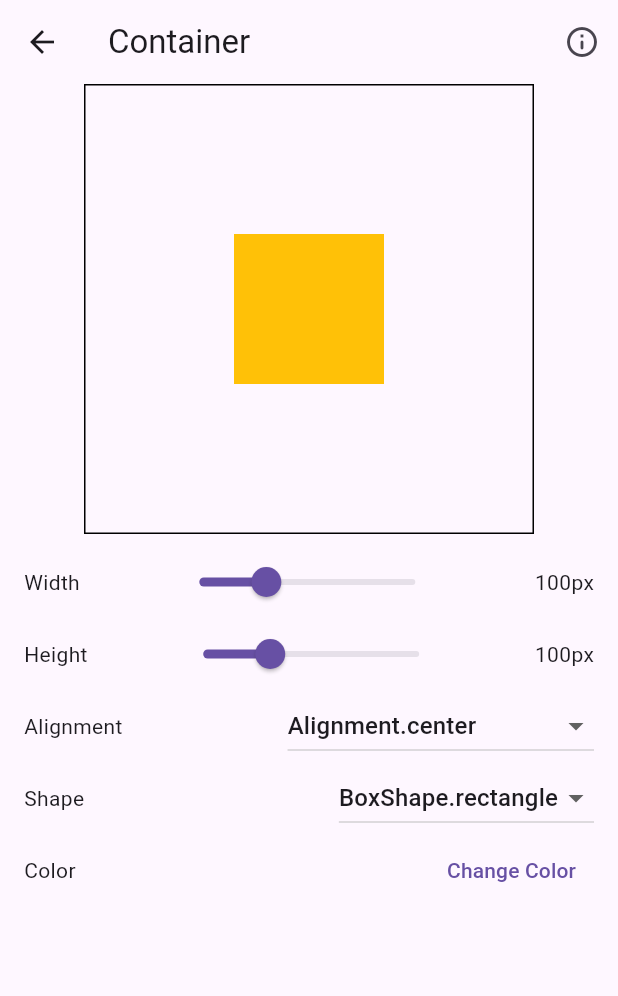
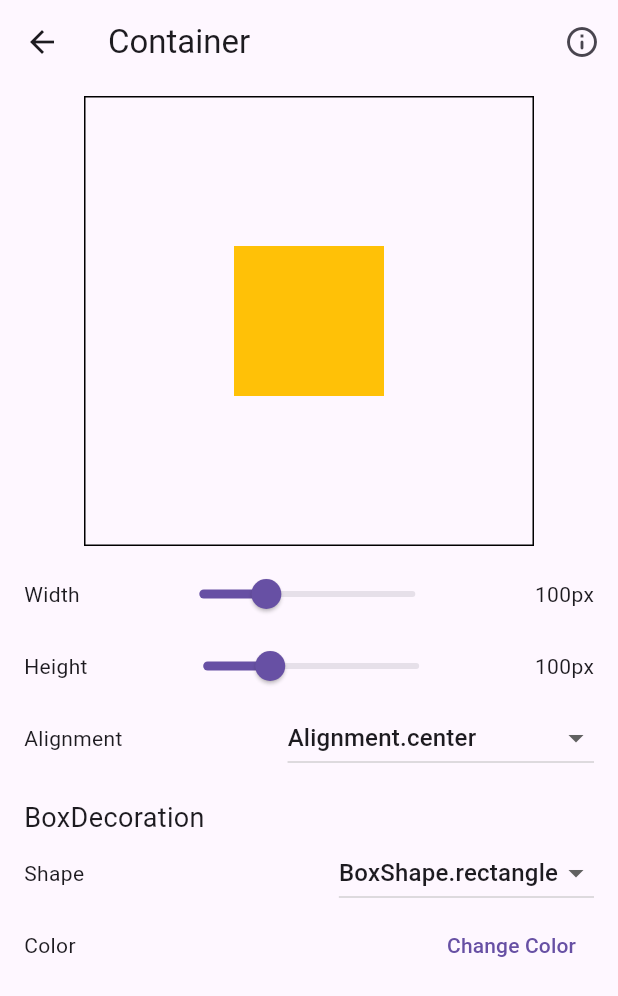
Before and after one commit to Just-gomin/pieceOfCode, a Flutter app: the screen it shows after launch, after a tap on "Container", on a phone screen of 412 x 824 dp. Shown: the top 996 px of the screen. Run offline on Flutter 3.47's test engine with Material 3 defaults, Android fonts, the phone set to English and light mode, and no system bars; our stand-ins replace dio, flutter_colorpicker, flutter_markdown, flutter_secure_storage.

Commit message:
feat(flutter): Container에 대한 문서 및 화면 수정
- 화면: Padding 추가
- 문서: Container 필드 명시 및 설명 추가

```diff
--- a/pieceOfFlutter/piece_of_flutter/lib/src/app/pages/container/container_page.dart
+++ b/pieceOfFlutter/piece_of_flutter/lib/src/app/pages/container/container_page.dart
@@ -35,7 +35,7 @@ class _ContainerPageState extends State<ContainerPage> {
 
   Widget _body(BuildContext context) {
     return Padding(
-      padding: const EdgeInsets.symmetric(horizontal: 16.0),
+      padding: const EdgeInsets.symmetric(horizontal: 16.0, vertical: 8),
       child: Column(
         crossAxisAlignment: CrossAxisAlignment.start,
         children: [
@@ -54,12 +54,6 @@ class _ContainerPageState extends State<ContainerPage> {
                 decoration: BoxDecoration(
                   shape: shape,
                   color: color,
-                  // gradient: LinearGradient(
-                  //   colors: [
-                  //     Colors.amber,
-                  //     Colors.white,
-                  //   ],
-                  // ),
                 ),
               ),
             ),
@@ -150,6 +144,14 @@ class _ContainerPageState extends State<ContainerPage> {
             ),
           ]),
 
+          const Padding(
+            padding: EdgeInsets.only(top: 16.0),
+            child: Text(
+              "BoxDecoration",
+              style: TextStyle(fontSize: 18),
+            ),
+          ),
+
           // Shape
           field(context, widgets: [
             const Text("Shape"),
```
Also changed, not shown: 1 other file.
